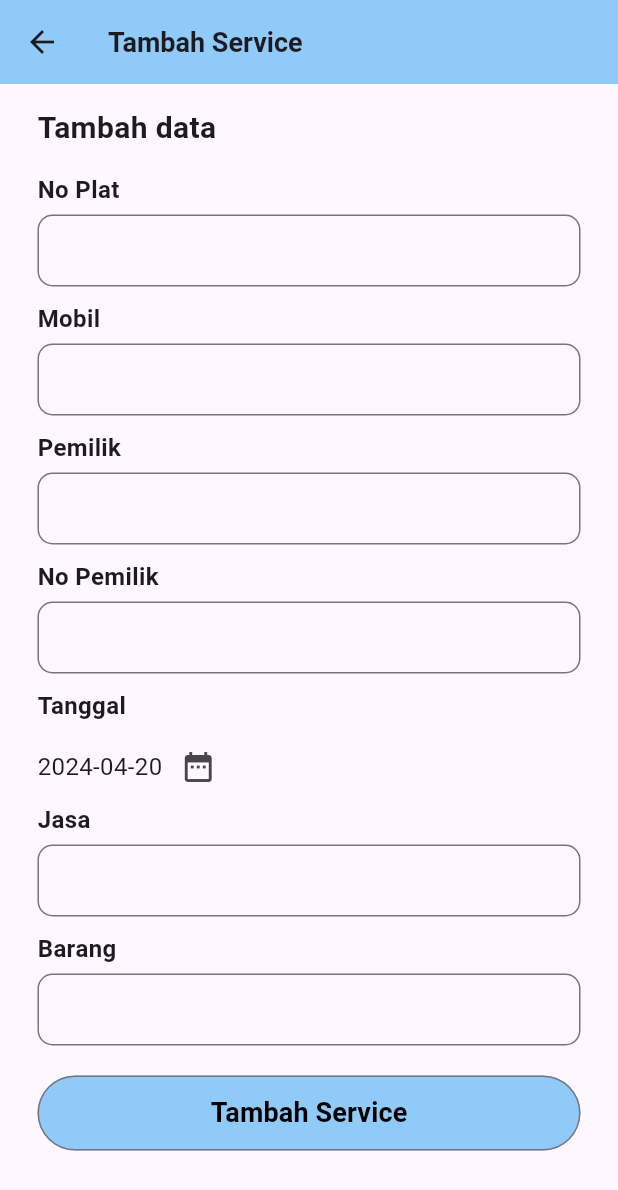
After one commit to septianyogi/Service_History_Bengkel_Integral, a Flutter app: the SearchAddServicePage screen opened directly, after a tap on "Tambah Service", on a phone screen of 412 x 824 dp. The commit adds this screen. Shown: the top 1190 px of the screen. Run offline on Flutter 3.47's test engine with Material 3 defaults, Android fonts, the phone set to English and light mode, and no system bars; our stand-ins replace dartz, flutter_riverpod; missing offline and left inert: d_info, d_method, d_view; network calls fail.

Commit message:
add search add service page

```diff
--- a/lib/main.dart
+++ b/lib/main.dart
@@ -1,6 +1,6 @@
 // ignore_for_file: prefer_const_constructors
 
-import 'package:bengkel_service/pages/search_by_plat_page.dart';
+import 'package:bengkel_service/pages/searchPage/search_by_plat_page.dart';
 import 'package:flutter/material.dart';
 import 'package:flutter_riverpod/flutter_riverpod.dart';
 
--- a/lib/models/serviceItem_model.dart
+++ b/lib/models/serviceItem_model.dart
@@ -3,7 +3,6 @@
 // ignore_for_file: file_names
 
 
-import 'package:intl/intl.dart';
 
 class ServiceItemModel {
     int id;
--- a/lib/pages/add_service_page.dart
+++ b/lib/pages/detailServicePage/detail_add_service_page.dart
@@ -1,24 +1,24 @@
+// ignore_for_file: type_literal_in_constant_pattern, avoid_print, non_constant_identifier_names, prefer_const_constructors
+
 import 'package:bengkel_service/config/app_response.dart';
 import 'package:bengkel_service/config/failure.dart';
 import 'package:bengkel_service/datasource/service_datasource.dart';
 import 'package:bengkel_service/models/service_model.dart';
 import 'package:bengkel_service/providers/search_by_plat_provider.dart';
 import 'package:d_info/d_info.dart';
-import 'package:flutter/foundation.dart';
 import 'package:flutter/material.dart';
-import 'package:flutter/widgets.dart';
 import 'package:flutter_riverpod/flutter_riverpod.dart';
 import 'package:intl/intl.dart';
 
-class AddServicePage extends ConsumerStatefulWidget {
-  const AddServicePage({super.key, required this.service});
+class DetailAddServicePage extends ConsumerStatefulWidget {
+  const DetailAddServicePage({super.key, required this.service});
   final ServiceModel service;
 
   @override
-  ConsumerState<AddServicePage> createState() => _AddServicePageState();
+  ConsumerState<DetailAddServicePage> createState() => _AddServicePageState();
 }
 
-class _AddServicePageState extends ConsumerState<AddServicePage> {
+class _AddServicePageState extends ConsumerState<DetailAddServicePage> {
   final TextEditingController edtNoPlat = TextEditingController();
   final TextEditingController edtMobil = TextEditingController();
   final TextEditingController edtPemilik = TextEditingController();
@@ -92,6 +92,7 @@ class _AddServicePageState extends ConsumerState<AddServicePage> {
       }, (result) {
         DInfo.toastSuccess("berhasil ditambah");
         getData();
+
         Navigator.pop(context);
       });
     });
--- a/lib/pages/detail_service.dart
+++ b/lib/pages/detailServicePage/detail_service.dart
@@ -3,8 +3,8 @@
 import 'package:bengkel_service/config/nav.dart';
 import 'package:bengkel_service/models/serviceItem_model.dart';
 import 'package:bengkel_service/models/service_model.dart';
-import 'package:bengkel_service/pages/add_service_page.dart';
-import 'package:bengkel_service/pages/services_tile.dart';
+import 'package:bengkel_service/pages/detailServicePage/detail_add_service_page.dart';
+import 'package:bengkel_service/pages/detailServicePage/services_tile.dart';
 import 'package:bengkel_service/providers/search_by_plat_provider.dart';
 import 'package:flutter/cupertino.dart';
 import 'package:flutter/foundation.dart';
@@ -30,7 +30,7 @@ class DetailServicePage extends StatelessWidget {
         ),
         OutlinedButton.icon(
           onPressed: () {
-            Nav.push(context, AddServicePage(service: service));
+            Nav.push(context, DetailAddServicePage(service: service));
           },
           icon: Icon(Icons.add),
           label: const Text(
--- a/lib/pages/services_tile.dart
+++ b/lib/pages/detailServicePage/services_tile.dart
@@ -1,4 +1,4 @@
-// ignore_for_file: unused_import, use_key_in_widget_constructors
+// ignore_for_file: unused_import, use_key_in_widget_constructors, prefer_const_constructors, prefer_const_literals_to_create_immutables
 
 import 'package:bengkel_service/models/serviceItem_model.dart';
 import 'package:flutter/foundation.dart';
--- /dev/null
+++ b/lib/pages/searchPage/search_add_service_page.dart
@@ -0,0 +1,311 @@
+// ignore_for_file: type_literal_in_constant_pattern, avoid_print, non_constant_identifier_names, prefer_const_constructors
+
+import 'package:bengkel_service/config/app_response.dart';
+import 'package:bengkel_service/config/failure.dart';
+import 'package:bengkel_service/datasource/service_datasource.dart';
+import 'package:bengkel_service/models/service_model.dart';
+import 'package:bengkel_service/providers/search_by_plat_provider.dart';
+import 'package:d_info/d_info.dart';
+import 'package:flutter/material.dart';
+import 'package:flutter_riverpod/flutter_riverpod.dart';
+import 'package:intl/intl.dart';
+
+class SearchAddServicePage extends ConsumerStatefulWidget {
+  const SearchAddServicePage({super.key});
+
+  @override
+  ConsumerState<SearchAddServicePage> createState() => _AddServicePageState();
+}
+
+class _AddServicePageState extends ConsumerState<SearchAddServicePage> {
+  final TextEditingController edtNoPlat = TextEditingController();
+  final TextEditingController edtMobil = TextEditingController();
+  final TextEditingController edtPemilik = TextEditingController();
+  final TextEditingController edtNoPemilik = TextEditingController();
+  final TextEditingController edtJasa = TextEditingController();
+  final TextEditingController edtBarang = TextEditingController();
+  final formKey = GlobalKey<FormState>();
+
+  getData() {
+    ServiceDataSource.searchPlat(edtNoPlat.text).then((value) {
+      value.fold((failure) {
+        switch (failure.runtimeType) {
+          case ServerFailure:
+            DInfo.toastError('Server Error');
+            break;
+          case NotFoundFailure:
+            DInfo.toastError('Not Found');
+            break;
+          case ForbiddenFailure:
+            DInfo.toastError('You don\'t have access');
+            break;
+          case BadRequestFailure:
+            DInfo.toastError('bad Request');
+            break;
+          case UnauthorisedFailure:
+            DInfo.toastError('Unauthorized');
+            break;
+          default:
+            DInfo.toastError('Request Error');
+            break;
+        }
+      }, (result) {
+        List data = result['data'];
+        List<ServiceModel> list =
+            data.map((e) => ServiceModel.fromJson(e)).toList();
+        ref.read(searchByPlatListProvider.notifier).setData(list);
+        print(value);
+      });
+    });
+  }
+
+  store(String no_plat, String mobil, String pemilik, String no_pemilik,
+      String tanggal, String jasa, String barang) {
+    ServiceDataSource.storeService(
+            no_plat, mobil, pemilik, no_pemilik, tanggal, jasa, barang)
+        .then((value) {
+      value.fold((failure) {
+        switch (failure.runtimeType) {
+          case ServerFailure:
+            DInfo.toastError('Server Error');
+            break;
+          case NotFoundFailure:
+            DInfo.toastError('Laundry has been claimed');
+            break;
+          case ForbiddenFailure:
+            DInfo.toastError('You dan\'t have access');
+            break;
+          case BadRequestFailure:
+            DInfo.toastError('Laundry has been claimed');
+            break;
+          case InvalidInputFailure:
+            AppResponse.invalidInput(context, failure.message ?? '{}');
+            break;
+          case UnauthorisedFailure:
+            DInfo.toastError('Unauthorized');
+            break;
+          default:
+            DInfo.toastError('Request Error');
+            break;
+        }
+      }, (result) {
+        DInfo.toastSuccess("berhasil ditambah");
+        getData();
+
+        Navigator.pop(context);
+      });
+    });
+  }
+
+  String currentDate = DateFormat("yyyy-MM-dd").format(DateTime.now());
+
+  @override
+  Widget build(BuildContext context) {
+    Future<void> getDate(BuildContext context) async {
+      final DateTime? date = await showDatePicker(
+          context: context,
+          initialDate: DateTime.now(),
+          firstDate: DateTime(200),
+          lastDate: DateTime(3000));
+
+      if (date != null) {
+        setState(() {
+          currentDate = DateFormat("yyyy-MM-dd").format(date);
+        });
+      }
+    }
+
+    return Scaffold(
+      appBar: AppBar(
+        backgroundColor: Colors.blue[200],
+        title: const Text(
+          'Tambah Service',
+          style: TextStyle(fontSize: 18, fontWeight: FontWeight.w600),
+        ),
+      ),
+      body: Consumer(
+        builder: (_, wiRef, __) {
+          return Container(
+            padding: EdgeInsets.symmetric(horizontal: 25),
+            child: SingleChildScrollView(
+              child: Column(
+                crossAxisAlignment: CrossAxisAlignment.start,
+                children: [
+                  Padding(
+                    padding: const EdgeInsets.symmetric(vertical: 15),
+                    child: const Text(
+                      'Tambah data',
+                      style:
+                          TextStyle(fontSize: 20, fontWeight: FontWeight.bold),
+                    ),
+                  ),
+                  Form(
+                      key: formKey,
+                      child: Column(
+                        crossAxisAlignment: CrossAxisAlignment.start,
+                        children: [
+                          const Text(
+                            'No Plat',
+                            style: TextStyle(
+                                fontSize: 16, fontWeight: FontWeight.w600),
+                          ),
+                          SizedBox(
+                            height: 5,
+                          ),
+                          TextFormField(
+                            controller: edtNoPlat,
+                            decoration: InputDecoration(
+                                border: OutlineInputBorder(
+                                    borderRadius: BorderRadius.circular(10)),
+                                contentPadding: EdgeInsets.all(5)),
+                          ),
+                          SizedBox(
+                            height: 10,
+                          ),
+                          const Text(
+                            'Mobil',
+                            style: TextStyle(
+                                fontSize: 16, fontWeight: FontWeight.w600),
+                          ),
+                          SizedBox(
+                            height: 5,
+                          ),
+                          TextFormField(
+                            controller: edtMobil,
+                            decoration: InputDecoration(
+                                border: OutlineInputBorder(
+                                    borderRadius: BorderRadius.circular(10)),
+                                contentPadding: EdgeInsets.all(5)),
+                          ),
+                          SizedBox(
+                            height: 10,
+                          ),
+                          const Text(
+                            'Pemilik',
+                            style: TextStyle(
+                                fontSize: 16, fontWeight: FontWeight.w600),
+                          ),
+                          SizedBox(
+                            height: 5,
+                          ),
+                          TextFormField(
+                            controller: edtPemilik,
+                            decoration: InputDecoration(
+                                border: OutlineInputBorder(
+                                    borderRadius: BorderRadius.circular(10)),
+                                contentPadding: EdgeInsets.all(5)),
+                          ),
+                          SizedBox(
+                            height: 10,
+                          ),
+                          const Text(
+                            'No Pemilik',
+                            style: TextStyle(
+                                fontSize: 16, fontWeight: FontWeight.w600),
+                          ),
+                          SizedBox(
+                            height: 5,
+                          ),
+                          TextFormField(
+                            controller: edtNoPemilik,
+                            keyboardType: TextInputType.number,
+                            decoration: InputDecoration(
+                                border: OutlineInputBorder(
+                                    borderRadius: BorderRadius.circular(10)),
+                                contentPadding: EdgeInsets.all(5)),
+                          ),
+                          SizedBox(
+                            height: 10,
+                          ),
+                          const Text(
+                            'Tanggal',
+                            style: TextStyle(
+                                fontSize: 16, fontWeight: FontWeight.w600),
+                          ),
+                          SizedBox(
+                            height: 5,
+                          ),
+                          Row(
+                            children: [
+                              Text(
+                                currentDate,
+                                style: TextStyle(fontSize: 16),
+                              ),
+                              IconButton(
+                                  onPressed: () {
+                                    getDate(context);
+                                  },
+                                  icon: Icon(Icons.date_range))
+                            ],
+                          ),
+                          const Text(
+                            'Jasa',
+                            style: TextStyle(
+                                fontSize: 16, fontWeight: FontWeight.w600),
+                          ),
+                          SizedBox(
+                            height: 5,
+                          ),
+                          TextFormField(
+                            controller: edtJasa,
+                            maxLines: null,
+                            decoration: InputDecoration(
+                                border: OutlineInputBorder(
+                                    borderRadius: BorderRadius.circular(10)),
+                                contentPadding: EdgeInsets.all(5)),
+                          ),
+                          SizedBox(
+                            height: 10,
+                          ),
+                          const Text(
+                            'Barang',
+                            style: TextStyle(
+                                fontSize: 16, fontWeight: FontWeight.w600),
+                          ),
+                          SizedBox(
+                            height: 5,
+                          ),
+                          TextFormField(
+                            controller: edtBarang,
+                            maxLines: null,
+                            decoration: InputDecoration(
+                                border: OutlineInputBorder(
+                                    borderRadius: BorderRadius.circular(10)),
+                                contentPadding: EdgeInsets.all(5)),
+                          ),
+                          SizedBox(
+                            height: 20,
+                          ),
+                          OutlinedButton(
+                              onPressed: () {
+                                store(
+                                    edtNoPlat.text,
+                                    edtMobil.text,
+                                    edtPemilik.text,
+                                    edtNoPemilik.text,
+                                    currentDate,
+                                    edtJasa.text,
+                                    edtBarang.text);
+                              },
+                              style: OutlinedButton.styleFrom(
+                                minimumSize: Size.fromHeight(50),
+                                backgroundColor: Colors.blue[200],
+                              ),
+                              child: Text(
+                                "Tambah Service",
+                                style: TextStyle(
+                                    fontSize: 18,
+                                    fontWeight: FontWeight.bold,
+                                    color: Colors.black),
+                              ))
+                        ],
+                      )),
+                ],
+              ),
+            ),
+          );
+        },
+      ),
+    );
+  }
+}
--- a/lib/pages/search_by_plat_page.dart
+++ b/lib/pages/searchPage/search_by_plat_page.dart
@@ -6,7 +6,9 @@ import 'package:bengkel_service/config/nav.dart';
 import 'package:bengkel_service/datasource/service_datasource.dart';
 import 'package:bengkel_service/models/serviceItem_model.dart';
 import 'package:bengkel_service/models/service_model.dart';
-import 'package:bengkel_service/pages/detail_service.dart';
+import 'package:bengkel_service/pages/detailServicePage/detail_add_service_page.dart';
+import 'package:bengkel_service/pages/detailServicePage/detail_service.dart';
+import 'package:bengkel_service/pages/searchPage/search_add_service_page.dart';
 import 'package:bengkel_service/providers/search_by_plat_provider.dart';
 import 'package:d_view/d_view.dart';
 import 'package:dartz/dartz.dart';
@@ -139,6 +141,11 @@ class _SearchByPlatPageState extends ConsumerState<SearchByPlatPage> {
           return DView.error(data: status);
         },
       ),
+      floatingActionButton: FloatingActionButton(
+        onPressed: () {Nav.push(context, SearchAddServicePage());},
+        backgroundColor: Colors.blue[200],
+        child: Icon(Icons.add),
+      ),
     );
   }
 }
```
